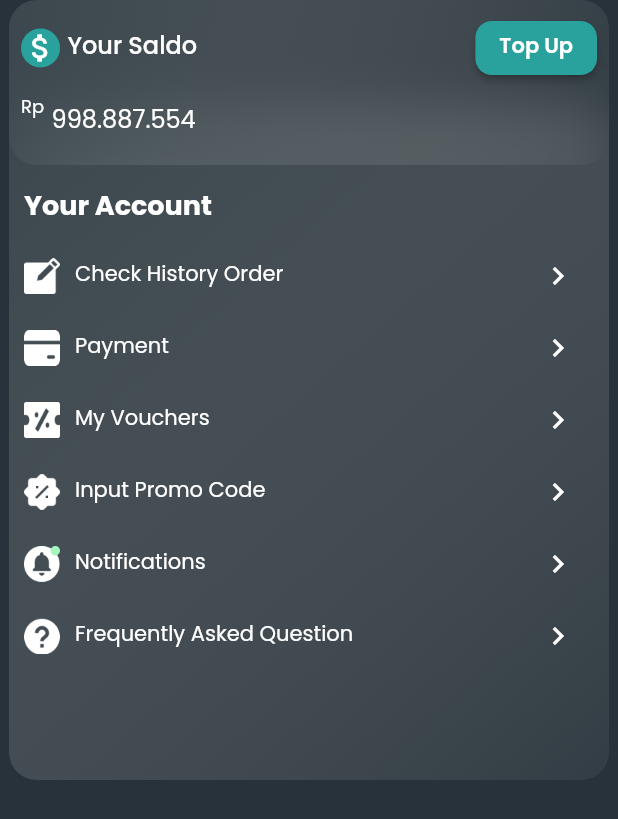
After one commit to purboindra/trajan_food_app, a Flutter app: the PersonScreen screen opened directly, scrolled down 100 dp, after a tap on the "chevron right" icon, on a phone screen of 412 x 824 dp. The commit adds this screen. Shown: the top 819 px of the screen. Run offline on Flutter 3.47's test engine with Material 2 defaults, Android fonts, the phone set to English and light mode, and no system bars; drawn by our look-alikes of glass_kit; our stand-ins replace firebase_core, get, google_fonts; accounts and stored records are empty; network calls fail.

Commit message:
profile screen

```diff
--- a/lib/features/favourite/controller/favorite_controller.dart
+++ b/lib/features/favourite/controller/favorite_controller.dart
@@ -17,11 +17,11 @@ class FavoriteController extends GetxController {
     );
     favoriteList[index] = favorite;
     if (favorite.isFavorite) {
-      title = 'Added to Favorite';
-      message = '${favorite.menuTitle} added to your favorite!';
+      title = 'Success Add Item To Favorite';
+      message = '${favorite.menuTitle} sucessfully add to your favorite';
     } else {
-      title = 'Remove from Favorite';
-      message = '${favorite.menuTitle} remove from your favorite!';
+      title = 'Success Remove Item From Favorite';
+      message = '${favorite.menuTitle} sucessfully remove from your favorite';
     }
     Get.showSnackbar(
       GetSnackBar(
--- a/lib/features/favourite/screen/favourite_screen.dart
+++ b/lib/features/favourite/screen/favourite_screen.dart
@@ -47,7 +47,7 @@ class FavouriteScreen extends StatelessWidget {
                   Obx(() => IconButton(
                       onPressed: () => _favoriteController.toggleIsGrid(),
                       icon: Icon(
-                        _favoriteController.isGrid.isTrue
+                        _favoriteController.isGrid.isFalse
                             ? Icons.grid_view
                             : Icons.list,
                         size: 32,
--- a/lib/features/main/bindings/main_binding.dart
+++ b/lib/features/main/bindings/main_binding.dart
@@ -1,11 +1,13 @@
 import 'package:get/get.dart';
 import 'package:trajan_food_app/features/favourite/controller/favorite_controller.dart';
 import 'package:trajan_food_app/features/main/controller/main_controller.dart';
+import 'package:trajan_food_app/features/profile/controller/profile_controller.dart';
 import 'package:trajan_food_app/features/promo/controller/promo_controller.dart';
 
 class MainBainding extends Bindings {
   @override
   void dependencies() {
+    Get.put(ProfileController());
     Get.put(PromoController());
     Get.put(FavoriteController());
     Get.put(MainController());
--- a/lib/features/main/controller/main_controller.dart
+++ b/lib/features/main/controller/main_controller.dart
@@ -4,7 +4,7 @@ import 'package:trajan_food_app/constant/constant_color.dart';
 import 'package:trajan_food_app/constant/constant_text_style.dart';
 import 'package:trajan_food_app/features/favourite/screen/favourite_screen.dart';
 import 'package:trajan_food_app/features/home/screen/home_screen.dart';
-import 'package:trajan_food_app/features/person/screen/person_screen.dart';
+import 'package:trajan_food_app/features/profile/screen/profile_screen.dart';
 import 'package:trajan_food_app/features/promo/screen/promo_screen.dart';
 
 class MainController extends GetxController {
@@ -163,6 +163,6 @@ class MainController extends GetxController {
     HomeScreen(),
     PromoScreen(),
     FavouriteScreen(),
-    const PersonScreen(),
+    PersonScreen(),
   ];
 }
--- a/lib/features/person/screen/person_screen.dart
+++ /dev/null
@@ -1,14 +0,0 @@
-import 'package:flutter/material.dart';
-
-class PersonScreen extends StatelessWidget {
-  const PersonScreen({super.key});
-
-  @override
-  Widget build(BuildContext context) {
-    return const Scaffold(
-      body: Center(
-        child: Text('Hello from person screen'),
-      ),
-    );
-  }
-}
--- /dev/null
+++ b/lib/features/profile/controller/profile_controller.dart
@@ -0,0 +1,21 @@
+import 'package:get/get.dart';
+
+class ProfileController extends GetxController {
+  final List<Map<String, dynamic>> accountFeatureList = [
+    {
+      'icon': 'assets/icons/profile_history_check_icon.png',
+      'label': 'Check History Order'
+    },
+    {'icon': 'assets/icons/profile_payment_icon.png', 'label': 'Payment'},
+    {'icon': 'assets/icons/profile_voucher_icon.png', 'label': 'My Vouchers'},
+    {
+      'icon': 'assets/icons/profile_promo_icon.png',
+      'label': 'Input Promo Code'
+    },
+    {'icon': 'assets/icons/profile_notif_icon.png', 'label': 'Notifications'},
+    {
+      'icon': 'assets/icons/profile_faq_icon.png',
+      'label': 'Frequently Asked Question'
+    },
+  ];
+}
--- /dev/null
+++ b/lib/features/profile/screen/profile_screen.dart
@@ -0,0 +1,41 @@
+import 'package:flutter/material.dart';
+import 'package:get/get.dart';
+import 'package:trajan_food_app/constant/constant_color.dart';
+import 'package:trajan_food_app/features/home/widgets/header_widget.dart';
+import 'package:trajan_food_app/features/profile/controller/profile_controller.dart';
+import 'package:trajan_food_app/features/profile/widgets/account_card.dart';
+import 'package:trajan_food_app/features/profile/widgets/saldo_card.dart';
+
+class PersonScreen extends StatelessWidget {
+  PersonScreen({super.key});
+
+  final ProfileController profileController = Get.find();
+
+  @override
+  Widget build(BuildContext context) {
+    return Scaffold(
+      backgroundColor: bgColor,
+      body: SingleChildScrollView(
+        child: SafeArea(
+          child: Column(
+            children: [
+              const HeaderWidget(),
+              const SizedBox(
+                height: 20,
+              ),
+              SizedBox(
+                height: MediaQuery.of(context).size.height,
+                child: Stack(
+                  children: [
+                    AccountCard(profileController: profileController),
+                    const SaldoCard(),
+                  ],
+                ),
+              ),
+            ],
+          ),
+        ),
+      ),
+    );
+  }
+}
--- /dev/null
+++ b/lib/features/profile/widgets/account_card.dart
@@ -0,0 +1,92 @@
+import 'package:flutter/material.dart';
+import 'package:glass_kit/glass_kit.dart';
+import 'package:trajan_food_app/constant/constant_color.dart';
+import 'package:trajan_food_app/constant/constant_text_style.dart';
+import 'package:trajan_food_app/features/profile/controller/profile_controller.dart';
+
+class AccountCard extends StatelessWidget {
+  const AccountCard({
+    super.key,
+    required this.profileController,
+  });
+
+  final ProfileController profileController;
+
+  @override
+  Widget build(BuildContext context) {
+    return Positioned(
+      top: 70,
+      child: GlassContainer.clearGlass(
+        height: 450,
+        width: 400,
+        gradient: LinearGradient(
+          colors: [
+            const Color(0xff435055).withOpacity(0.7),
+            const Color(0xff9A9B9C).withOpacity(0.1)
+          ],
+          begin: Alignment.topLeft,
+          end: Alignment.bottomRight,
+        ),
+        borderRadius: BorderRadius.circular(18),
+        blur: 15.0,
+        borderWidth: 0.0,
+        padding: const EdgeInsets.all(10),
+        child: Column(
+          crossAxisAlignment: CrossAxisAlignment.start,
+          children: [
+            const SizedBox(
+              height: 50,
+            ),
+            Text(
+              'Your Account',
+              style: ConstantTextStyle.stylePoppins(
+                fontSize: 18,
+                fontWeight: FontWeight.w700,
+              ),
+            ),
+            const SizedBox(
+              height: 12,
+            ),
+            Expanded(
+                child: ListView.builder(
+              physics: const NeverScrollableScrollPhysics(),
+              itemCount: profileController.accountFeatureList.length,
+              itemBuilder: (context, index) {
+                final data = profileController.accountFeatureList[index];
+                return Row(
+                  mainAxisAlignment: MainAxisAlignment.spaceBetween,
+                  children: [
+                    Row(
+                      children: [
+                        Image.asset(
+                          data['icon'],
+                          width: 24,
+                          height: 24,
+                        ),
+                        const SizedBox(
+                          width: 10,
+                        ),
+                        Text(
+                          data['label'],
+                          style: ConstantTextStyle.stylePoppins(),
+                        ),
+                      ],
+                    ),
+                    IconButton(
+                      onPressed: () {},
+                      icon: const Icon(
+                        Icons.chevron_right,
+                        size: 24,
+                        color: whiteColor,
+                      ),
+                    ),
+                  ],
+                );
+              },
+            ))
+          ],
+        ),
+      ),
+    );
+  }
+}
--- /dev/null
+++ b/lib/features/profile/widgets/saldo_card.dart
@@ -0,0 +1,108 @@
+import 'package:flutter/material.dart';
+import 'package:glass_kit/glass_kit.dart';
+import 'package:trajan_food_app/constant/constant_color.dart';
+import 'package:trajan_food_app/constant/constant_text_style.dart';
+
+class SaldoCard extends StatelessWidget {
+  const SaldoCard({
+    super.key,
+  });
+
+  @override
+  Widget build(BuildContext context) {
+    return GlassContainer.clearGlass(
+      height: 110,
+      width: 400,
+      gradient: LinearGradient(
+        colors: [
+          const Color(0xff435055).withOpacity(0.7),
+          const Color(0xff9A9B9C).withOpacity(0.1)
+        ],
+        begin: Alignment.topLeft,
+        end: Alignment.bottomRight,
+      ),
+      borderRadius: BorderRadius.circular(18),
+      blur: 15.0,
+      borderWidth: 0.0,
+      padding: const EdgeInsets.all(8.0),
+      child: Column(
+        children: [
+          Row(
+            mainAxisAlignment: MainAxisAlignment.spaceBetween,
+            children: [
+              Row(
+                children: [
+                  Container(
+                    width: 26,
+                    height: 26,
+                    decoration: BoxDecoration(
+                      borderRadius: BorderRadius.circular(100),
+                      color: tealColor,
+                    ),
+                    child: const Icon(
+                      Icons.attach_money,
+                      color: whiteColor,
+                    ),
+                  ),
+                  const SizedBox(
+                    width: 5,
+                  ),
+                  Text(
+                    'Your Saldo',
+                    style: ConstantTextStyle.stylePoppins(
+                      fontSize: 16,
+                      fontWeight: FontWeight.w500,
+                    ),
+                  ),
+                ],
+              ),
+              ElevatedButton(
+                  onPressed: () {},
+                  style: ButtonStyle(
+                    shape: MaterialStatePropertyAll(
+                      RoundedRectangleBorder(
+                          borderRadius: BorderRadius.circular(11)),
+                    ),
+                    backgroundColor: const MaterialStatePropertyAll(tealColor),
+                  ),
+                  child: Text(
+                    'Top Up',
+                    style: ConstantTextStyle.stylePoppins(
+                      fontWeight: FontWeight.w600,
+                    ),
+                  ))
+            ],
+          ),
+          const SizedBox(
+            height: 10,
+          ),
+          SizedBox(
+            height: 30,
+            child: Row(
+              children: [
+                Align(
+                  alignment: Alignment.topLeft,
+                  child: Text(
+                    'Rp',
+                    style: ConstantTextStyle.stylePoppins(
+                      fontSize: 12,
+                    ),
+                  ),
+                ),
+                const SizedBox(
+                  width: 5,
+                ),
+                Text(
+                  '998.887.554',
+                  style: ConstantTextStyle.stylePoppins(
+                    fontSize: 16,
+                  ),
+                )
+              ],
+            ),
+          ),
+        ],
+      ),
+    );
+  }
+}
--- a/pubspec.yaml
+++ b/pubspec.yaml
@@ -38,6 +38,7 @@ dependencies:
   firebase_core: ^2.15.1
   get: ^4.6.6
   google_fonts: ^6.0.0
+  glass_kit: ^3.0.0
 
 dev_dependencies:
   flutter_test:
```
Also changed, not shown: assets/icons/profile_faq_icon.png (added), assets/icons/profile_history_check_icon.png (added), assets/icons/profile_notif_icon.png (added), assets/icons/profile_payment_icon.png (added), assets/icons/profile_promo_icon.png (added), assets/icons/profile_voucher_icon.png (added), pubspec.lock.
